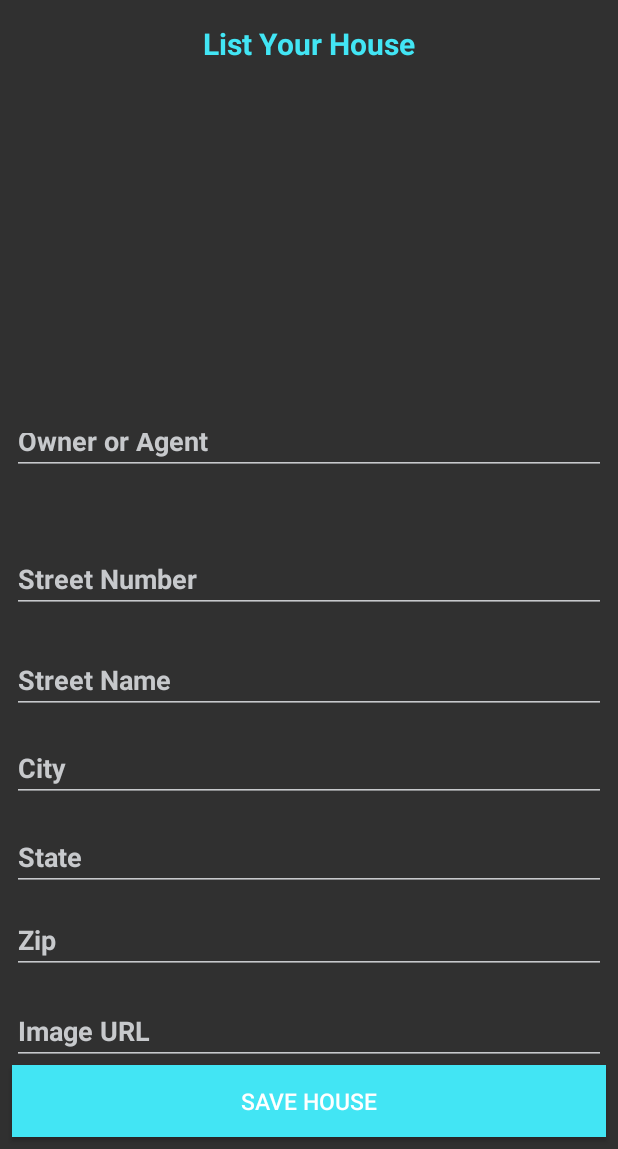
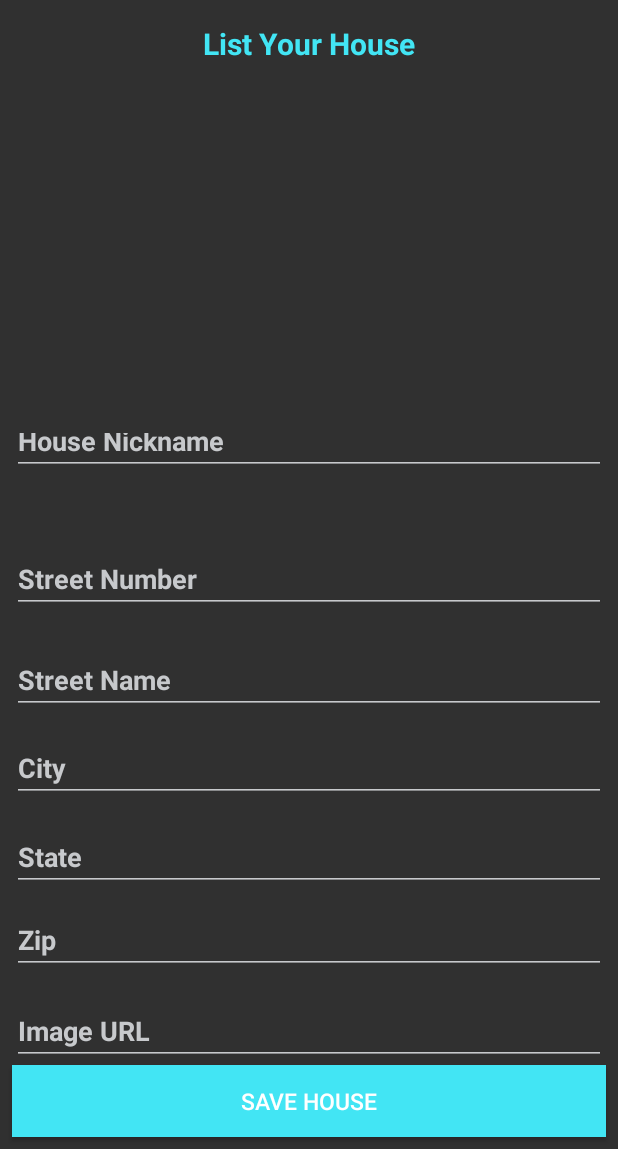
Before and after one commit to katebyars/RealHouse, an Android app: the fragment ListAHouseFragment shown on its own in the app's theme, on a phone screen of 412 x 824 dp, the part 87-1236 px from its top. Run offline under Robolectric (Android 15) with nearby library versions, the phone set to English and light mode, and no system bars; our stand-ins replace ButterKnife, Firebase (no records; nobody signed in at launch, a user with empty details on screens opened directly); libraries missing offline, so code that uses them is left out: org.parceler; 1 statement that could not run was skipped.

Commit message:
safety commit.

```diff
--- a/app/src/main/res/layout/fragment_list_a_house.xml
+++ b/app/src/main/res/layout/fragment_list_a_house.xml
@@ -71,7 +71,7 @@
             android:layout_marginRight="8dp"
             android:layout_marginStart="8dp"
             android:backgroundTint="@color/colorHint"
-            android:hint="Owner or Agent"
+            android:hint="House Nickname"
             android:textColor="@color/colorAccent"
             android:textColorHint="@color/colorHint"
             android:textStyle="bold"
```
